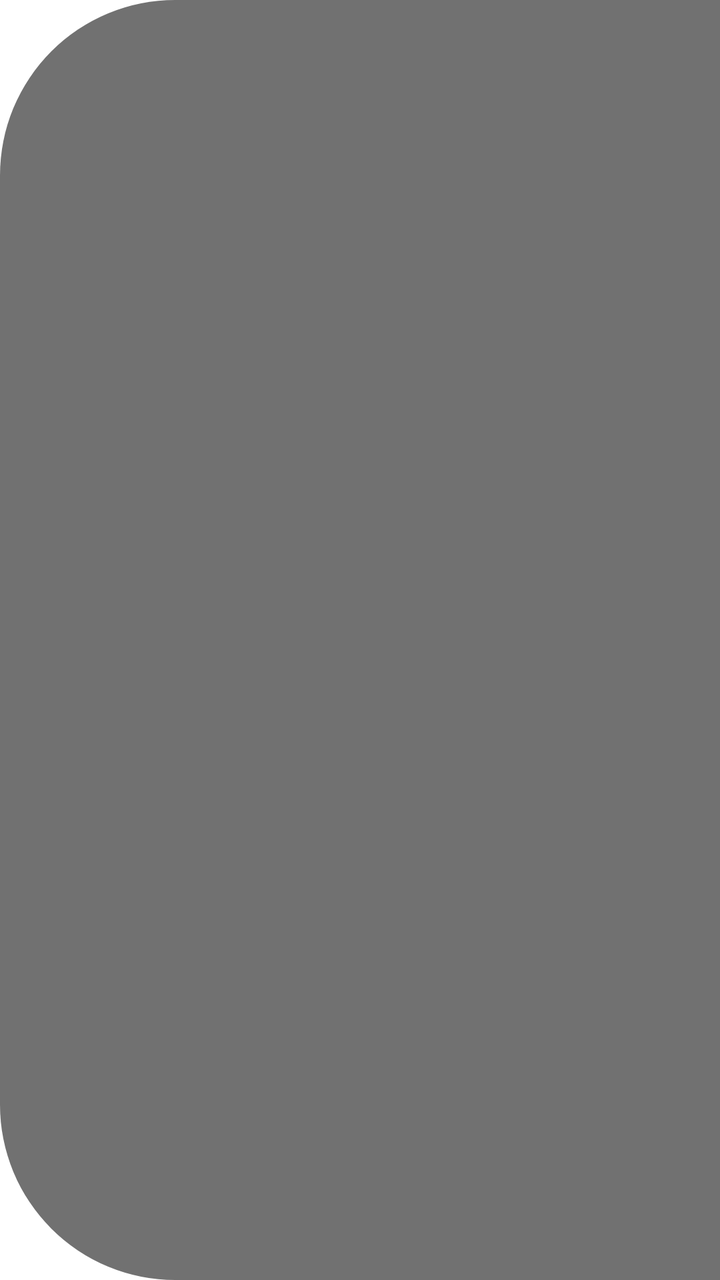
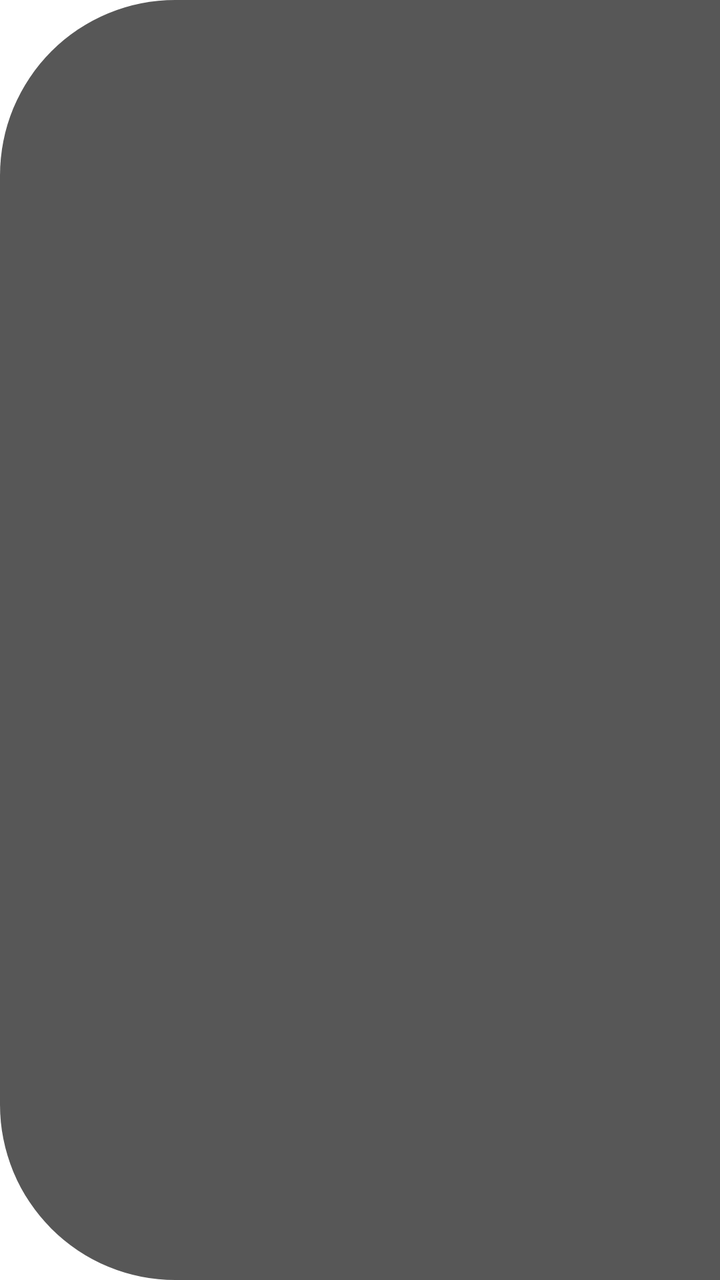

Two renders of the same Android screen: before a commit and after it. Below are the layout's source before the change and the commit's diff.
<!-- AndroidManifest.xml: application theme AppTheme.NoActionBar -->
<!-- res/layout/dialog_decoder_detail.xml -->
<?xml version="1.0" encoding="utf-8"?>
<FrameLayout xmlns:android="http://schemas.android.com/apk/res/android"
    android:layout_width="match_parent"
    android:layout_height="match_parent">

    <LinearLayout
        android:layout_width="@dimen/vs_720"
        android:layout_height="wrap_content"
        android:orientation="vertical"
        android:background="@drawable/shape_dialog_bg_main"
        android:padding="@dimen/vs_20">

        
        <TextView
            android:id="@+id/tvDecoderName"
            android:layout_width="match_parent"
            android:layout_height="wrap_content"
            android:layout_marginBottom="@dimen/vs_20"
            android:textColor="@color/color_FFFFFF"
            android:textSize="@dimen/ts_24"
            android:textStyle="bold"
            android:gravity="center" />

        
        <ScrollView
            android:layout_width="match_parent"
            android:layout_height="0dp"
            android:layout_weight="1">

            <TextView
                android:id="@+id/tvDetailInfo"
                android:layout_width="match_parent"
                android:layout_height="wrap_content"
                android:textColor="@color/color_FFFFFF"
                android:textSize="@dimen/ts_18"
                android:lineSpacingExtra="2dp" />

        </ScrollView>

        
        <LinearLayout
            android:layout_width="match_parent"
            android:layout_height="wrap_content"
            android:orientation="horizontal"
            android:layout_marginTop="@dimen/vs_20"
            android:gravity="center_horizontal">

            <Button
                android:id="@+id/btnSaveDetail"
                android:layout_width="wrap_content"
                android:layout_height="wrap_content"
                android:background="@drawable/button_dialog_main"
                android:padding="@dimen/vs_10"
                android:text="@string/about_save"
                android:textColor="@color/color_FFFFFF"
                android:textSize="@dimen/ts_20" />

            <Button
                android:id="@+id/btnClose"
                android:layout_width="wrap_content"
                android:layout_height="wrap_content"
                android:layout_marginLeft="@dimen/vs_20"
                android:background="@drawable/button_dialog_main"
                android:padding="@dimen/vs_10"
                android:text="@string/btn_cancel"
                android:textColor="@color/color_FFFFFF"
                android:textSize="@dimen/ts_20" />

        </LinearLayout>

    </LinearLayout>
</FrameLayout>
<!-- resources referenced by this layout -->
<resources>
  <color name="color_FFFFFF">#FFFFFF</color>
  <dimen name="ts_18">18mm</dimen>
  <dimen name="ts_20">20mm</dimen>
  <dimen name="ts_24">24mm</dimen>
  <dimen name="vs_10">10mm</dimen>
  <dimen name="vs_20">20mm</dimen>
  <dimen name="vs_720">720mm</dimen>
  <!-- drawable button_dialog_main (drawable) -->
  <?xml version="1.0" encoding="utf-8"?>
  <selector xmlns:android="http://schemas.android.com/apk/res/android">
      <item android:state_focused="true" android:state_pressed="true">
          <shape>
              <corners android:radius="@dimen/vs_5" />
              <solid android:color="?attr/color_theme_dark_70" />
          </shape>
      </item>
      <item android:state_focused="false" android:state_pressed="true">
          <shape>
              <corners android:radius="@dimen/vs_5" />
              <solid android:color="?attr/color_theme_dark_70" />
          </shape>
      </item>
      <item android:state_focused="true">
          <shape>
              <corners android:radius="@dimen/vs_5" />
              <solid android:color="?attr/color_theme_dark_70" />
  	    
  	    <stroke android:width="2mm" android:color="@android:color/white" />
          </shape>
      </item>
      <item android:state_focused="false" android:state_pressed="false">
          <shape>
              <corners android:radius="@dimen/vs_5" />
              <solid android:color="@color/color_000000_60" />
          </shape>
      </item>
  </selector>
  <!-- drawable shape_dialog_bg_main (drawable) -->
  <?xml version="1.0" encoding="utf-8"?>
  <shape xmlns:android="http://schemas.android.com/apk/res/android">
      <corners android:radius="@dimen/vs_15" />
      <solid android:color="@color/color_6A6A6A_95" />
  </shape>
  <string name="about_save">Save</string>
  
  
      // Disclaimers page
  <string name="btn_cancel">Cancel</string>
  
      // Decoder page
  <style name="AppTheme.NoActionBar">
          <item name="android:windowActionBar">false</item>
          <item name="android:windowNoTitle">true</item>
          <item name="windowActionBar">false</item>
          <item name="android:windowFullscreen">true</item>//全屏即无通知栏
          <item name="android:windowContentOverlay">@null</item>//是否有遮盖
          <item name="windowNoTitle">true</item>
          
          
          <item name="android:windowBackground">@android:color/transparent</item>
      </style>
  <dimen name="vs_5">5mm</dimen>
  <color name="color_000000_60">#99000000</color>
  <dimen name="vs_15">15mm</dimen>
  <color name="color_6A6A6A_95">#F26A6A6A</color>
</resources>

<!-- the commit's change to res/layout/dialog_decoder_detail.xml (unified diff, before → after) -->
@@ -7,7 +7,7 @@
         android:layout_width="@dimen/vs_720"
         android:layout_height="wrap_content"
         android:orientation="vertical"
-        android:background="@drawable/shape_dialog_bg_main"
+        android:background="@drawable/shape_dialog_bg_subdialog"
         android:padding="@dimen/vs_20">
 
         
<!-- resource entries referenced after the edit -->
@@ -37,11 +37,11 @@
           </shape>
       </item>
   </selector>
-  <!-- drawable shape_dialog_bg_main (drawable) -->
+  <!-- drawable shape_dialog_bg_subdialog (drawable) -->
   <?xml version="1.0" encoding="utf-8"?>
   <shape xmlns:android="http://schemas.android.com/apk/res/android">
       <corners android:radius="@dimen/vs_15" />
-      <solid android:color="@color/color_6A6A6A_95" />
+      <solid android:color="@color/color_4F4F4F_95" />
   </shape>
   <string name="about_save">Save</string>
   
@@ -64,6 +64,6 @@
   <dimen name="vs_5">5mm</dimen>
   <color name="color_000000_60">#99000000</color>
   <dimen name="vs_15">15mm</dimen>
-  <color name="color_6A6A6A_95">#F26A6A6A</color>
+  <color name="color_4F4F4F_95">#F24F4F4F</color>
 </resources>
 
